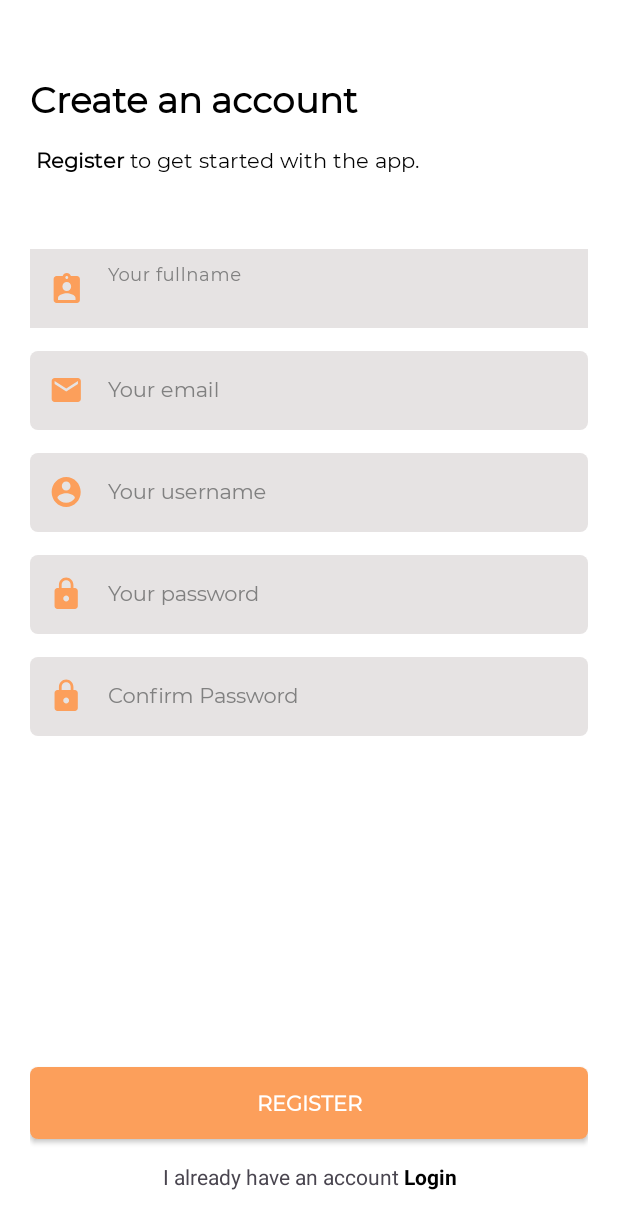
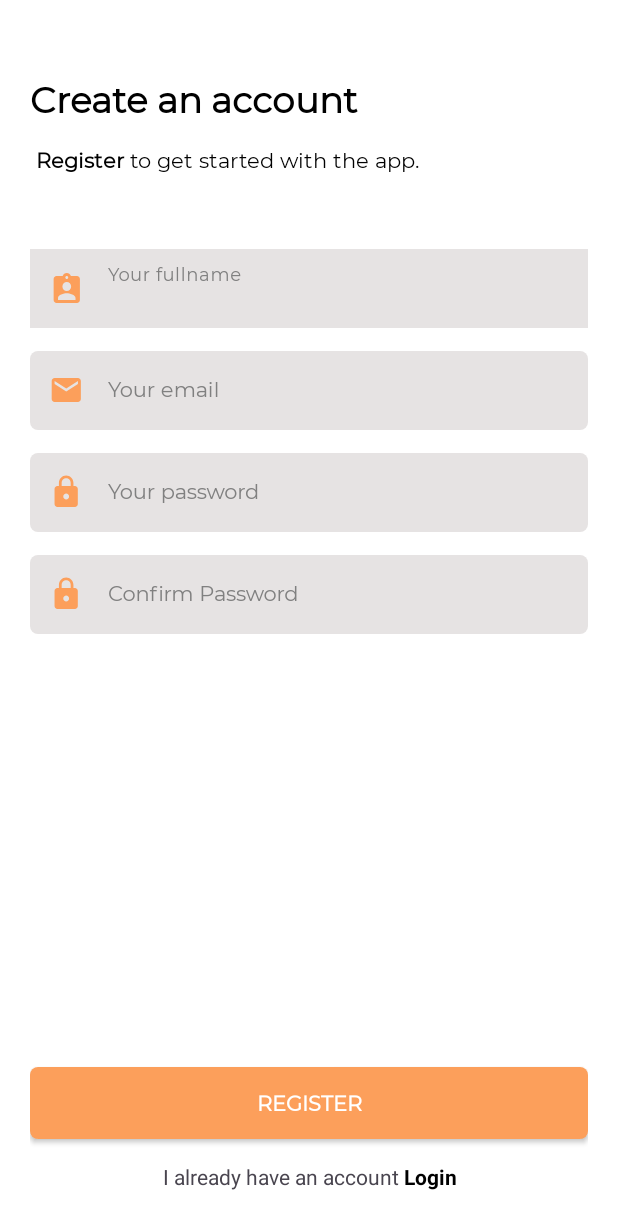
Before and after one commit to atharva724/LoginPage, an Android app: the RegisterActivity screen opened directly, with no data from a screen before it, on a phone screen of 412 x 824 dp. Shown: the top 1229 px of the screen. Run offline under Robolectric (Android 15) with nearby library versions, the light colour scheme and no system bars; our stand-ins replace Firebase (no records; nobody signed in at launch, a user with empty details on screens opened directly); Roboto replaces fonts that are not available here; 3 statements that could not run were skipped.

Commit message:
Hi Atharva

```diff
--- a/app/build.gradle
+++ b/app/build.gradle
@@ -43,6 +43,7 @@ dependencies {
     implementation 'com.google.android.material:material:1.5.0'
     implementation 'androidx.constraintlayout:constraintlayout:2.1.4'
     implementation 'com.google.firebase:firebase-auth-ktx:21.1.0'
+    implementation 'com.google.firebase:firebase-database-ktx:20.1.0'
     testImplementation 'junit:junit:4.13.2'
     androidTestImplementation 'androidx.test.ext:junit:1.1.5'
     androidTestImplementation 'androidx.test.espresso:espresso-core:3.5.1'
--- a/app/src/main/res/layout/activity_register.xml
+++ b/app/src/main/res/layout/activity_register.xml
@@ -81,28 +81,6 @@
     </com.google.android.material.textfield.TextInputLayout>
 
     <com.google.android.material.textfield.TextInputLayout
-        android:id="@+id/til_username"
-        style="@style/TextInputLayout"
-        android:layout_width="match_parent"
-        android:layout_height="wrap_content"
-        android:layout_marginTop="15dp"
-        android:hint="@string/register_username"
-        app:layout_constraintEnd_toEndOf="parent"
-        app:layout_constraintStart_toStartOf="parent"
-        app:layout_constraintTop_toBottomOf="@+id/til_email"
-        app:startIconDrawable="@drawable/ic_circle_account">
-
-        <com.google.android.material.textfield.TextInputEditText
-            android:id="@+id/et_username"
-            style="@style/TextInputEditText"
-            android:layout_width="match_parent"
-            android:layout_height="wrap_content"
-            android:backgroundTint="#E6E3E3"
-            android:textColor="#000000"
-            tools:ignore="DuplicateClickableBoundsCheck,MissingConstraints,SpeakableTextPresentCheck" />
-    </com.google.android.material.textfield.TextInputLayout>
-
-    <com.google.android.material.textfield.TextInputLayout
         android:id="@+id/til_password"
         style="@style/TextInputLayout"
         android:layout_width="match_parent"
@@ -111,7 +89,7 @@
         android:hint="@string/login_password"
         app:layout_constraintEnd_toEndOf="parent"
         app:layout_constraintStart_toStartOf="parent"
-        app:layout_constraintTop_toBottomOf="@+id/til_username"
+        app:layout_constraintTop_toBottomOf="@+id/til_email"
         app:startIconDrawable="@drawable/ic_lock">
 
         <com.google.android.material.textfield.TextInputEditText
```
Also changed, not shown: app/src/main/java/com/android/loginpage/RegisterActivity.kt (+20 -1 lines).
